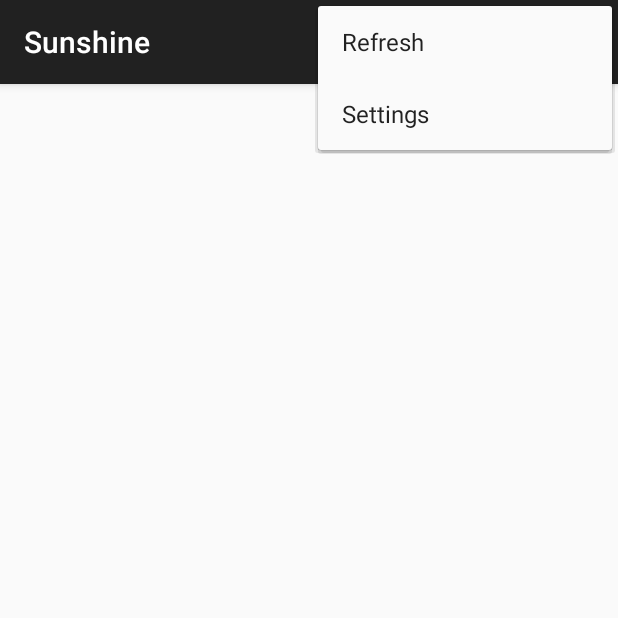
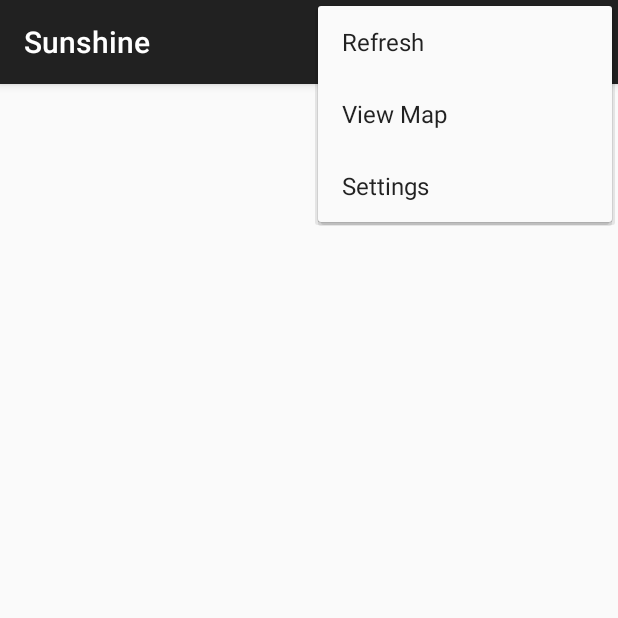
Before and after one commit to Frostlight/Moonlight, an Android app: the screen it shows after launch (MainActivity), with the options menu open, on a phone screen of 412 x 824 dp, the top half of it. Run offline under Robolectric (Android 15) with nearby library versions, the phone set to English and light mode, and no system bars.

Commit message:
View Maps in actions

```diff
--- a/app/src/main/res/menu/main.xml
+++ b/app/src/main/res/menu/main.xml
@@ -1,6 +1,9 @@
+<!-- xml file for main activity menu -->
 <menu xmlns:android="http://schemas.android.com/apk/res/android"
     xmlns:app="http://schemas.android.com/apk/res-auto"
     xmlns:tools="http://schemas.android.com/tools" tools:context=".MainActivity">
     <item android:id="@+id/action_settings" android:title="@string/action_settings"
         android:orderInCategory="100" app:showAsAction="never" />
+    <item android:id="@+id/view_map" android:title="@string/action_viewmap"
+        android:orderInCategory="99" app:showAsAction="never" />
 </menu>
--- a/app/src/main/res/menu/menu_detail.xml
+++ b/app/src/main/res/menu/menu_detail.xml
@@ -1,3 +1,4 @@
+<!-- xml file for detail activity menu -->
 <menu xmlns:android="http://schemas.android.com/apk/res/android"
     xmlns:app="http://schemas.android.com/apk/res-auto"
     xmlns:tools="http://schemas.android.com/tools"
--- a/app/src/main/res/values/strings.xml
+++ b/app/src/main/res/values/strings.xml
@@ -2,14 +2,15 @@
 <resources>
     <string name="app_name">Sunshine</string>
     <string name="hello_world">Hello world!</string>
-    <string name="action_settings">Settings</string>
-
-    <!-- New label to fetch updated weather info from the service -->
-    <string name="action_refresh" translatable="false">Refresh</string>
     <string name="june24">Today, June 24</string>
     <string name="twenty_one">21°</string>
     <string name="eight">8°</string>
     <string name="cloudy">Cloudy</string>
+
+    <!-- Actions -->
+    <string name="action_refresh" translatable="false">Refresh</string>
+    <string name="action_settings">Settings</string>
+    <string name="action_viewmap">View Map</string>
 
     <!-- List item forecast :) -->
     <string name="list_item_1">Today - Sunny - 88 / 63</string>
```
Also changed, not shown: app/src/main/java/com/example/vinh/sunshine/ForecastFragment.java (+4 -5 lines), app/src/main/java/com/example/vinh/sunshine/MainActivity.java (+40 -9 lines).
